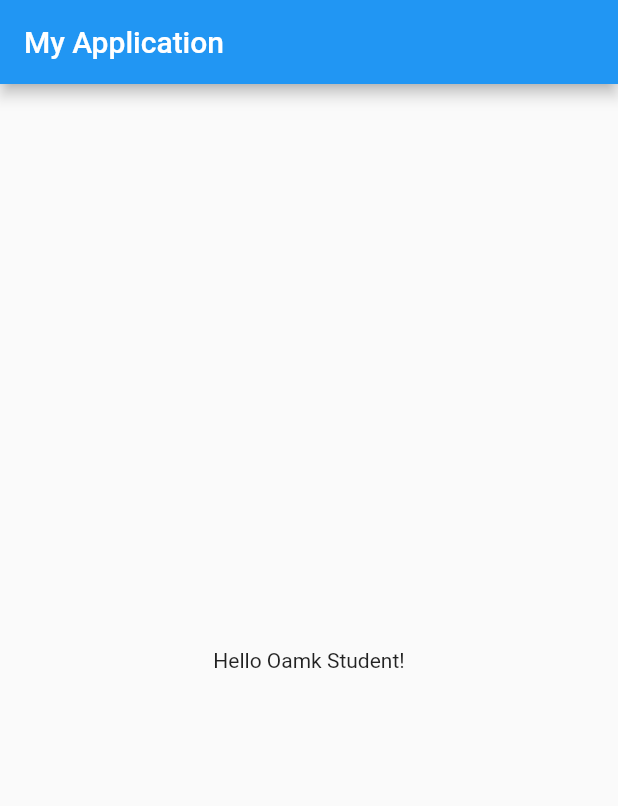
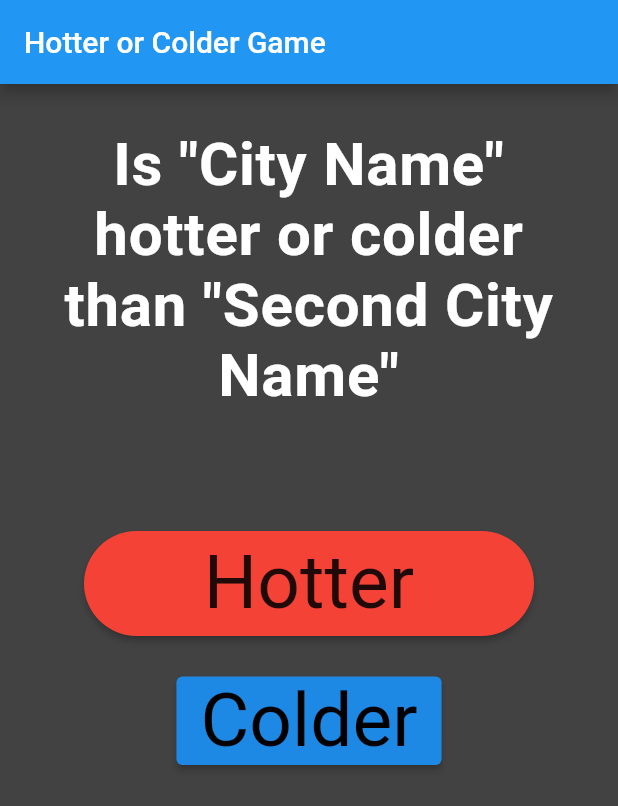
Before and after one commit to henmu/hotorcoldgame, a Flutter app: the screen it shows after launch, on a phone screen of 412 x 824 dp. Shown: the top 806 px of the screen. Run offline on Flutter 3.47's test engine with Material 2 defaults, Android fonts, the phone set to English and light mode, and no system bars.

Commit message:
basic UI design without functionality

```diff
--- a/lib/main.dart
+++ b/lib/main.dart
@@ -1,14 +1,117 @@
 import 'package:flutter/material.dart';
-import 'package:flutter/services.dart';
-import 'package:fullscreen/fullscreen.dart';
 
 void main() {
-  var applicationBarText = Text('My Application');
-  var topBar = AppBar(title: applicationBarText);
-  var textContents = Text('Hello Oamk Student!');
-  var centerText = Center(child: textContents);
-  var coreUi = Scaffold(appBar: topBar, body: centerText);
-  var myApp = MaterialApp(home: coreUi);
+  runApp(const MyApp());
+}
 
-  runApp(myApp);
+class MyApp extends StatelessWidget {
+  const MyApp({Key? key}) : super(key: key);
+
+  // This widget is the root of your application.
+  @override
+  Widget build(BuildContext context) {
+    return MaterialApp(
+      title: 'hotorcold',
+      theme: ThemeData(
+        // This is the theme of your application.
+        //
+        // Try running your application with "flutter run". You'll see the
+        // application has a blue toolbar. Then, without quitting the app, try
+        // changing the primarySwatch below to Colors.green and then invoke
+        // "hot reload" (press "r" in the console where you ran "flutter run",
+        // or simply save your changes to "hot reload" in a Flutter IDE).
+        // Notice that the counter didn't reset back to zero; the application
+        // is not restarted.
+        primarySwatch: Colors.blue,
+      ),
+      home: const MyHomePage(title: 'Hotter or Colder Game'),
+    );
+  }
 }
+
+class MyHomePage extends StatefulWidget {
+  const MyHomePage({Key? key, required this.title}) : super(key: key);
+
+  // This widget is the home page of your application. It is stateful, meaning
+  // that it has a State object (defined below) that contains fields that affect
+  // how it looks.
+
+  // This class is the configuration for the state. It holds the values (in this
+  // case the title) provided by the parent (in this case the App widget) and
+  // used by the build method of the State. Fields in a Widget subclass are
+  // always marked "final".
+
+  final String title;
+
+  @override
+  State<MyHomePage> createState() => _MyHomePageState();
+}
+
+class _MyHomePageState extends State<MyHomePage> {
+  int _counter = 0;
+
+  void _incrementCounter() {
+    setState(() {
+      _counter++;
+    });
+  }
+
+  @override
+  Widget build(BuildContext context) {
+    final ButtonStyle style =
+        ElevatedButton.styleFrom(textStyle: const TextStyle(fontSize: 20));
+
+    return Scaffold(
+      backgroundColor: Colors.grey.shade800,
+      appBar: AppBar(
+        // Here we take the value from the MyHomePage object that was created by
+        // the App.build method, and use it to set our appbar title.
+        title: Text(widget.title),
+      ),
+      body: Container(
+        alignment: Alignment.topCenter,
+        padding: const EdgeInsets.all(30.0),
+        child: Column(
+          mainAxisSize: MainAxisSize.min,
+          children: <Widget>[
+            const Text(
+              'Is "City Name" hotter or colder than "Second City Name"',
+              textAlign: TextAlign.center,
+              style: TextStyle(
+                color: Colors.white,
+                fontWeight: FontWeight.bold,
+                fontFamily: 'Roboto',
+                letterSpacing: 0.5,
+                fontSize: 40,
+              ),
+            ),
+            const SizedBox(height: 80),
+            ElevatedButton(
+              style: ElevatedButton.styleFrom(
+                fixedSize: const Size(300, 70),
+                primary: Colors.red,
+                onPrimary: Colors.black87,
+                textStyle: const TextStyle(fontSize: 50),
+                shape: RoundedRectangleBorder(
+                  borderRadius: BorderRadius.circular(50),
+                ),
+              ),
+              onPressed: () {},
+              child: const Text('Hotter'),
+            ),
+            const SizedBox(height: 27),
+            ElevatedButton(
+              style: ElevatedButton.styleFrom(
+                primary: Colors.blue.shade600,
+                onPrimary: Colors.black,
+                textStyle: const TextStyle(fontSize: 50),
+              ),
+              onPressed: () {},
+              child: const Text('Colder'),
+            ),
+          ],
+        ),
+      ),
+    );
+  }
+}
```
